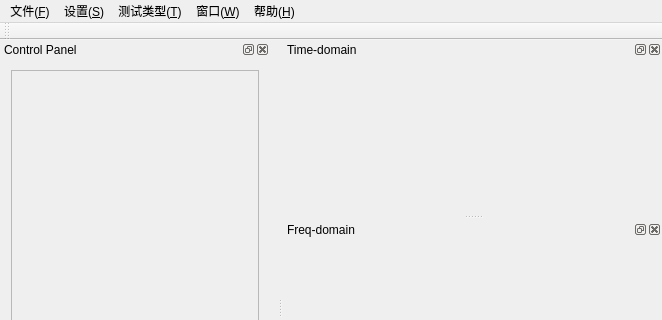
Before: the Qt Designer form soft/zebra-scope/mainwindow.ui in Quenii/ADCEVM, drawn with Qt 5; both pictures show x 0 to 662 and y 0 to 320 of the 662 by 596 pixel window.
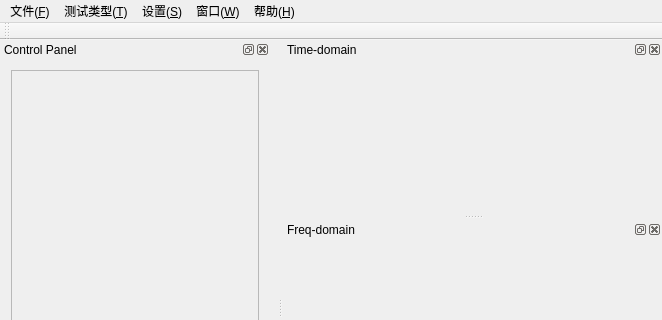
After: the same form once the commit is applied. Custom widgets are drawn as their Qt base class.

Diff of the .ui file:
```diff
--- a/soft/zebra-scope/mainwindow.ui
+++ b/soft/zebra-scope/mainwindow.ui
@@ -44,7 +44,7 @@
      <x>0</x>
      <y>0</y>
      <width>662</width>
-     <height>20</height>
+     <height>21</height>
     </rect>
    </property>
    <widget class="QMenu" name="menu">
@@ -83,8 +83,8 @@
     <addaction name="action_AboutAdcAnalyzer"/>
    </widget>
    <addaction name="menu"/>
-   <addaction name="menuSettings"/>
    <addaction name="menu_T"/>
+   <addaction name="menuSettings"/>
    <addaction name="menuWindow"/>
    <addaction name="menuHelp"/>
   </widget>
```
Left out of the diff: 16 changed lines with no effect on the pictures.
